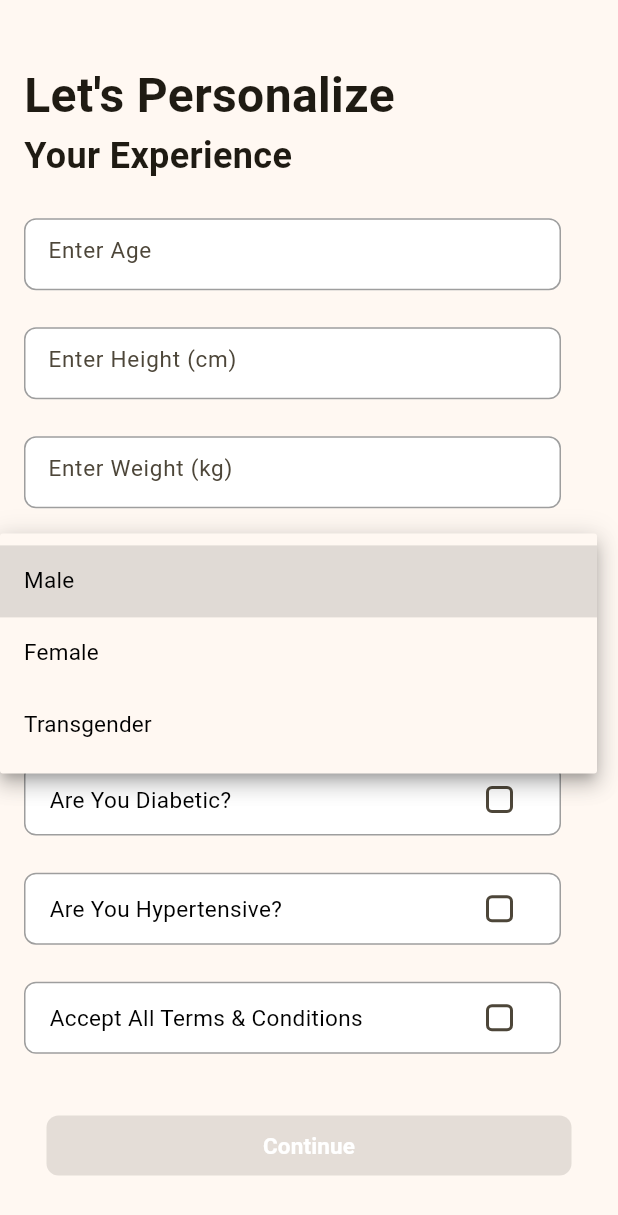
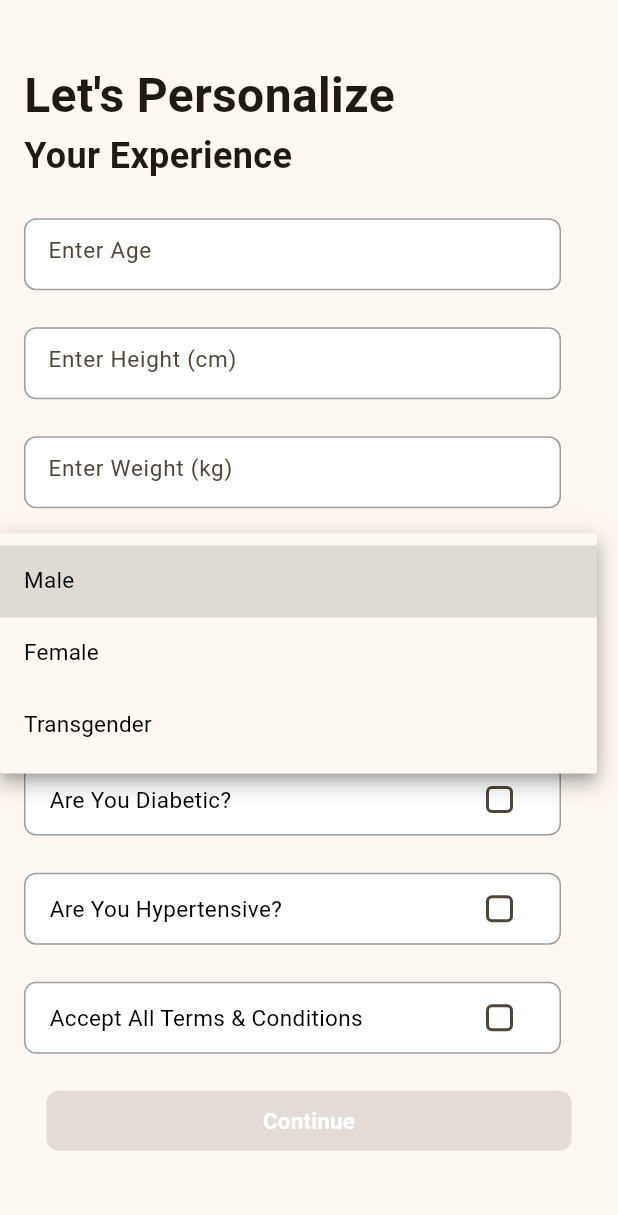
Before and after one commit to sayyam134/nutriscan, a Flutter app: the screen it shows once a user with an empty profile is signed in, after a tap on "Male", on a phone screen of 412 x 824 dp. Shown: the top 1215 px of the screen. Run offline on Flutter 3.47's test engine with Material 3 defaults, Android fonts, the phone set to English and light mode, and no system bars; our stand-ins replace cloud_firestore, firebase_auth, firebase_core, get, google_fonts, google_sign_in and 1 more; accounts and stored records are empty; network calls fail.

```diff
--- a/lib/AUTH/login.dart
+++ b/lib/AUTH/login.dart
@@ -19,11 +19,16 @@ class _LoginState extends State<Login> {
   TextEditingController _pass = TextEditingController();
 
   bool _obscureText = true;
+  bool _isLoading = false; // Add this
 
   _login() async {
     if (_validate()) {
+      setState(() {
+        _isLoading = true; // Start loading
+      });
       try {
-        await FirebaseAuth.instance.signInWithEmailAndPassword(email: _email.text, password: _pass.text);
+        await FirebaseAuth.instance.signInWithEmailAndPassword(
+            email: _email.text, password: _pass.text);
         Get.snackbar(
           "Success",
           "Logged in successfully!",
@@ -33,7 +38,6 @@ class _LoginState extends State<Login> {
           backgroundColor: Colors.green,
           colorText: Colors.white,
         );
-
       } catch (e) {
         Get.snackbar(
           "Error",
@@ -44,15 +48,21 @@ class _LoginState extends State<Login> {
           backgroundColor: Colors.red,
           colorText: Colors.white,
         );
+      } finally {
+        setState(() {
+          _isLoading = false; // Stop loading
+        });
       }
     }
   }
 
   _google_login() async {
+    setState(() {
+      if (mounted) _isLoading = true; // Ensure widget is mounted
+    });
     try {
       final GoogleSignInAccount? googleUser = await GoogleSignIn().signIn();
-      final GoogleSignInAuthentication? googleAuth =
-      await googleUser?.authentication;
+      final GoogleSignInAuthentication? googleAuth = await googleUser?.authentication;
 
       final credential = GoogleAuthProvider.credential(
         accessToken: googleAuth?.accessToken,
@@ -60,10 +70,9 @@ class _LoginState extends State<Login> {
       );
 
       await FirebaseAuth.instance.signInWithCredential(credential);
-      try {
       User? user = FirebaseAuth.instance.currentUser;
       var res = await FirebaseFirestore.instance.collection('users').doc(user?.uid).get();
-        if(!res.exists){
+      if (!res.exists) {
         await FirebaseFirestore.instance.collection('users').doc(user?.uid).set({
           'name': user?.displayName,
           'email': user?.email,
@@ -71,19 +80,7 @@ class _LoginState extends State<Login> {
         });
       }
     } catch (e) {
-        Get.snackbar(
-          'Log In Failed',
-          e.toString(),
-          snackPosition: SnackPosition.BOTTOM,
-          duration: const Duration(seconds: 2),
-          backgroundColor: Colors.red,
-          colorText: Colors.white,
-          margin: const EdgeInsets.only(left: 20, right: 20, bottom: 20),
-        );
-      }
-    } catch (e) {
-      // Handle Google sign-in errors
-      print(e.toString());
+      if (mounted) {
         Get.snackbar(
           'Error',
           'Google Sign-In failed',
@@ -93,6 +90,13 @@ class _LoginState extends State<Login> {
           colorText: Colors.white,
           margin: const EdgeInsets.only(left: 20, right: 20, bottom: 20),
         );
+      }
+    } finally {
+      if (mounted) {
+        setState(() {
+          _isLoading = false; // Stop loading if mounted
+        });
+      }
     }
   }
 
@@ -129,7 +133,9 @@ class _LoginState extends State<Login> {
 
     return Scaffold(
       backgroundColor: const Color(0xFFFFF7EE),
-      body: Padding(
+      body: Stack(
+        children: [
+          Padding(
             padding: const EdgeInsets.all(20.0),
             child: SingleChildScrollView(
               child: Column(
@@ -140,8 +146,8 @@ class _LoginState extends State<Login> {
                   ),
                   Image.asset(
                     'assets/images/logo.png',
-                height: 244, // Set height to 244 pixels
-                width: 244, // Set width to 244 pixels
+                    height: 244,
+                    width: 244,
                     fit: BoxFit.cover,
                   ),
                   const SizedBox(
@@ -161,30 +167,30 @@ class _LoginState extends State<Login> {
                         height: (MediaQuery.of(context).size.height / 100) * 2.5,
                       ),
                       SizedBox(
-                    width: 358, // Set width
-                    height: 48, // Set height
+                        width: 358,
+                        height: 48,
                         child: TextField(
                           controller: _email,
                           decoration: InputDecoration(
-                        hintText: 'Email', // Placeholder text
+                            hintText: 'Email',
                             filled: true,
-                        fillColor: Colors.white, // Inner color
+                            fillColor: Colors.white,
                             enabledBorder: OutlineInputBorder(
                               borderSide: BorderSide(
                                   color: Colors.grey,
-                              width: 1), // Initial border color
-                          borderRadius: BorderRadius.circular(8), // Optional: for rounded corners
+                                  width: 1),
+                              borderRadius: BorderRadius.circular(8),
                             ),
                             focusedBorder: OutlineInputBorder(
                               borderSide: BorderSide(
-                              color: Colors.black, width: 1), // Border on click
+                                  color: Colors.black, width: 1),
                               borderRadius: BorderRadius.circular(8),
                             ),
                           ),
                           style: GoogleFonts.roboto(
-                        fontSize: 15, // Font size
-                        color: Colors.black, // Text color
-                        fontWeight: FontWeight.w400, // Regular weight
+                            fontSize: 15,
+                            color: Colors.black,
+                            fontWeight: FontWeight.w400,
                           ),
                         ),
                       ),
@@ -192,43 +198,43 @@ class _LoginState extends State<Login> {
                         height: (MediaQuery.of(context).size.height / 100) * 1.8,
                       ),
                       SizedBox(
-                    width: 358, // Set width
-                    height: 48, // Set height
+                        width: 358,
+                        height: 48,
                         child: TextField(
                           controller: _pass,
-                      obscureText: _obscureText, // Hide or show password
+                          obscureText: _obscureText,
                           decoration: InputDecoration(
-                        hintText: 'Password', // Placeholder text
+                            hintText: 'Password',
                             filled: true,
-                        fillColor: Colors.white, // Inner color
+                            fillColor: Colors.white,
                             enabledBorder: OutlineInputBorder(
                               borderSide: BorderSide(
                                   color: Colors.grey,
-                              width: 1), // Initial border color
-                          borderRadius: BorderRadius.circular(8), // Optional rounded corners
+                                  width: 1),
+                              borderRadius: BorderRadius.circular(8),
                             ),
                             focusedBorder: OutlineInputBorder(
                               borderSide: BorderSide(
-                              color: Colors.black, width: 1), // Border on click
+                                  color: Colors.black, width: 1),
                               borderRadius: BorderRadius.circular(8),
                             ),
                             suffixIcon: IconButton(
                               icon: Icon(
                                 _obscureText
                                     ? Icons.visibility
-                                : Icons.visibility_off, // Show or hide password icon
+                                    : Icons.visibility_off,
                               ),
                               onPressed: () {
                                 setState(() {
-                              _obscureText = !_obscureText; // Toggle the obscure text
+                                  _obscureText = !_obscureText;
                                 });
                               },
                             ),
                           ),
                           style: GoogleFonts.roboto(
-                        fontSize: 15, // Font size
-                        color: Colors.black, // Text color
-                        fontWeight: FontWeight.w400, // Regular weight
+                            fontSize: 15,
+                            color: Colors.black,
+                            fontWeight: FontWeight.w400,
                           ),
                         ),
                       ),
@@ -239,9 +245,9 @@ class _LoginState extends State<Login> {
                           child: Text(
                             "Forget Password?",
                             style: GoogleFonts.poppins(
-                          fontSize: 14, // Font size
-                          color: Color(0xFF007AFF), // Text color in hexadecimal
-                          fontWeight: FontWeight.w400, // Regular weight
+                              fontSize: 14,
+                              color: Color(0xFF007AFF),
+                              fontWeight: FontWeight.w400,
                             ),
                           ),
                         ),
@@ -249,22 +255,22 @@ class _LoginState extends State<Login> {
                       Align(
                         alignment: Alignment.center,
                         child: SizedBox(
-                      width: 350, // Set button width
-                      height: 40, // Set button height
+                          width: 350,
+                          height: 40,
                           child: ElevatedButton(
                             onPressed: _login,
                             style: ElevatedButton.styleFrom(
-                          backgroundColor: Color(0xFF007AFF), // Button background color (007AFF)
+                              backgroundColor: Color(0xFF007AFF),
                               shape: RoundedRectangleBorder(
-                            borderRadius: BorderRadius.circular(8), // Optional: for rounded corners
+                                borderRadius: BorderRadius.circular(8),
                               ),
                             ),
                             child: Text(
                               'Sign in',
                               style: GoogleFonts.roboto(
-                            fontSize: 15, // Font size
-                            color: Colors.white, // Text color
-                            fontWeight: FontWeight.bold, // Font weight
+                                fontSize: 15,
+                                color: Colors.white,
+                                fontWeight: FontWeight.bold,
                               ),
                             ),
                           ),
@@ -283,30 +289,30 @@ class _LoginState extends State<Login> {
                       Align(
                         alignment: Alignment.center,
                         child: SizedBox(
-                      width: 350, // Set button width
-                      height: 40, // Set button height
+                          width: 350,
+                          height: 40,
                           child: ElevatedButton(
                             onPressed: _google_login,
                             style: ElevatedButton.styleFrom(
-                          backgroundColor: Color(0xFF333333), // Button background color (#333333)
+                              backgroundColor: Color(0xFF333333),
                               shape: RoundedRectangleBorder(
-                            borderRadius: BorderRadius.circular(8), // Optional: for rounded corners
+                                borderRadius: BorderRadius.circular(8),
                               ),
                             ),
                             child: Row(
                               mainAxisAlignment: MainAxisAlignment.center,
                               children: [
                                 Image.asset(
-                              'assets/images/google.webp', // Google logo
-                              height: 28, // Adjust the size of the logo
+                                  'assets/images/google.webp',
+                                  height: 28,
                                 ),
-                            SizedBox(width: 8), // Space between logo and text
+                                SizedBox(width: 8),
                                 Text(
                                   'Sign in with Google',
-                              style: GoogleFonts.poppins(
-                                fontSize: 12, // Font size
-                                color: Colors.white, // Text color
-                                fontWeight: FontWeight.w400, // Regular weight
+                                  style: GoogleFonts.roboto(
+                                    fontSize: 15,
+                                    color: Colors.white,
+                                    fontWeight: FontWeight.w400,
                                   ),
                                 ),
                               ],
@@ -314,27 +320,34 @@ class _LoginState extends State<Login> {
                           ),
                         ),
                       ),
-                  Row(
-                    mainAxisAlignment: MainAxisAlignment.center,
+                      SizedBox(
+                        height: (MediaQuery.of(context).size.height / 100) * 2,
+                      ),
+                      Align(
+                        alignment: Alignment.center,
+                        child: TextButton(
+                          onPressed: () => Get.to(Signup()),
+                          child: RichText(
+                            text: TextSpan(
                               children: [
-                      Text(
-                        "Don’t have an account?",
+                                TextSpan(
+                                  text: "Don't have an account? ",
                                   style: GoogleFonts.poppins(
-                          fontSize: 12, // Font size
-                          color: Colors.black, // Text color
-                          fontWeight: FontWeight.w400, // Regular weight
+                                    fontSize: 15,
+                                    fontWeight: FontWeight.w400,
+                                    color: Colors.black,
                                   ),
                                 ),
-                      TextButton(
-                        onPressed: () {
-                          Get.to(Signup());
-                        },
-                        child: Text(
-                          "Sign up",
+                                TextSpan(
+                                  text: "Sign up",
                                   style: GoogleFonts.poppins(
-                            fontSize: 12, // Font size
-                            color: Color(0xFF007AFF), // Text color
-                            fontWeight: FontWeight.w400, // Regular weight
+                                    fontSize: 15,
+                                    fontWeight: FontWeight.w400,
+                                    color: Color(0xFF007AFF),
+                                  ),
+                                ),
+                              ],
+                            ),
                           ),
                         ),
                       ),
@@ -342,9 +355,13 @@ class _LoginState extends State<Login> {
                   ),
                 ],
               ),
-            ],
             ),
           ),
+          if (_isLoading) // Show progress indicator if loading
+            Center(
+              child: CircularProgressIndicator(),
+            ),
+        ],
       ),
     );
   }
--- a/lib/AUTH/userDetails.dart
+++ b/lib/AUTH/userDetails.dart
@@ -3,7 +3,7 @@ import 'package:flutter/material.dart';
 import 'package:cloud_firestore/cloud_firestore.dart';
 import 'package:get/get.dart';
 import 'package:google_fonts/google_fonts.dart';
-
+import 'package:nutriscan/MODEL/calculations.dart';
 import 'wrapper.dart';
 
 class PersonalizeScreen extends StatefulWidget {
@@ -12,8 +12,14 @@ class PersonalizeScreen extends StatefulWidget {
 }
 
 class _PersonalizeScreenState extends State<PersonalizeScreen> {
-  String _gender = 'Male';
-  String _activityLevel = 'Moderate';
+  final Calculations calculations = Calculations();
+  final FirebaseAuth _auth = FirebaseAuth.instance;
+  final FirebaseFirestore _firestore = FirebaseFirestore.instance;
+
+  String _selectedGender = 'Male';
+  int _gender = 1;
+  String? _selectedActivity = 'Moderate';
+  double? _activityLevel = 1.76;
   bool _isDiabetic = false;
   bool _isHypertensive = false;
   bool _acceptTerms = false;
@@ -21,16 +27,28 @@ class _PersonalizeScreenState extends State<PersonalizeScreen> {
   final TextEditingController _heightController = TextEditingController();
   final TextEditingController _weightController = TextEditingController();
 
+  final Map<String, double> activityLevels = {
+    'Bed Ridden': 1.2,
+    'Sedentary Lifestyle': 1.53,
+    'Moderate': 1.76,
+    'Heavy': 2.25,
+  };
+
+  final Map<String, int> _genders = {
+    'Male': 1,
+    'Female': 2,
+    'Transgender': 3,
+  };
+
   // Firestore function to save user data
   Future<void> _saveData() async {
     if (_ageController.text.isEmpty ||
-        _ageController.text=='0' ||
+        _ageController.text == '0' ||
         _heightController.text.isEmpty ||
-        _heightController.text=='0' ||
+        _heightController.text == '0' ||
         _weightController.text.isEmpty ||
-        _weightController.text=='0'
-    ) {
-      print(_ageController.text=='0');
+        _weightController.text == '0') {
+      print(_ageController.text == '0');
       _showSnackbar('Warning', 'Please fill in all fields Correctly');
       return;
     }
@@ -41,8 +59,8 @@ class _PersonalizeScreenState extends State<PersonalizeScreen> {
     }
 
     try {
-      User? user = FirebaseAuth.instance.currentUser;
-      await FirebaseFirestore.instance.collection('users').doc(user?.uid).update({
+      User? user = _auth.currentUser;
+      await _firestore.collection('users').doc(user?.uid).update({
         'age': int.parse(_ageController.text),
         'height': double.parse(_heightController.text),
         'weight': double.parse(_weightController.text),
@@ -52,16 +70,17 @@ class _PersonalizeScreenState extends State<PersonalizeScreen> {
         'isHypertensive': _isHypertensive,
         'acceptTerms': _acceptTerms,
       });
-
       _showSnackbar('Success', 'Data saved successfully', Colors.green);
-      Get.offAll(Wrapper());
+      Get.offAll(() => Wrapper());
     } catch (e) {
-      _showSnackbar('Error', 'Failed to save data', Colors.red);
+      print(e.toString());
+      _showSnackbar('Error','Failed to save data', Colors.red);
     }
   }
 
   // Helper function to show GetX Snackbar
-  void _showSnackbar(String title, String message, [Color backgroundColor = Colors.orange]) {
+  void _showSnackbar(String title, String message,
+      [Color backgroundColor = Colors.orange]) {
     Get.snackbar(
       title,
       message,
@@ -103,30 +122,35 @@ class _PersonalizeScreenState extends State<PersonalizeScreen> {
                 ],
               ),
               SizedBox(height: (MediaQuery.of(context).size.height / 100) * 3),
-              _buildTextField(_ageController, 'Enter Age', TextInputType.number),
+              _buildTextField(
+                  _ageController, 'Enter Age', TextInputType.number),
               SizedBox(height: (MediaQuery.of(context).size.height / 100) * 3),
-              _buildTextField(_heightController, 'Enter Height (cm)', TextInputType.number),
+              _buildTextField(
+                  _heightController, 'Enter Height (cm)', TextInputType.number),
               SizedBox(height: (MediaQuery.of(context).size.height / 100) * 3),
-              _buildTextField(_weightController, 'Enter Weight (kg)', TextInputType.number),
+              _buildTextField(
+                  _weightController, 'Enter Weight (kg)', TextInputType.number),
               SizedBox(height: (MediaQuery.of(context).size.height / 100) * 3),
               _buildDropdown(
-                _gender,
-                ['Male', 'Female', 'Transgender'],
+                _selectedGender,
+                _genders.keys.toList(),
                 'Choose Gender',
                 (value) {
                   setState(() {
-                    _gender = value!;
+                    _selectedGender = value!;
+                    _gender = _genders[value]!;
                   });
                 },
               ),
               SizedBox(height: (MediaQuery.of(context).size.height / 100) * 3),
               _buildDropdown(
-                _activityLevel,
-                ['Bed Ridden', 'Sedentary Lifestyle', 'Moderate', 'Heavy'],
+                _selectedActivity,
+                activityLevels.keys.toList(),
                 'Choose Activity Level',
                 (value) {
                   setState(() {
-                    _activityLevel = value!;
+                    _selectedActivity = value!;
+                    _activityLevel = activityLevels[value]!;
                   });
                 },
               ),
@@ -160,7 +184,7 @@ class _PersonalizeScreenState extends State<PersonalizeScreen> {
                   });
                 },
               ),
-              SizedBox(height: (MediaQuery.of(context).size.height / 100) * 5),
+              SizedBox(height: (MediaQuery.of(context).size.height / 100) * 3),
               Align(
                 alignment: Alignment.center,
                 child: SizedBox(
@@ -192,7 +216,8 @@ class _PersonalizeScreenState extends State<PersonalizeScreen> {
     );
   }
 
-  Widget _buildTextField(TextEditingController controller, String hint, TextInputType keyBoard) {
+  Widget _buildTextField(
+      TextEditingController controller, String hint, TextInputType keyBoard) {
     return SizedBox(
       width: 358,
       height: 48,
@@ -221,7 +246,8 @@ class _PersonalizeScreenState extends State<PersonalizeScreen> {
     );
   }
 
-  Widget _buildDropdown<T>(T value, List<T> items, String hint, ValueChanged<T?> onChanged) {
+  Widget _buildDropdown<T>(
+      T value, List<T> items, String hint, ValueChanged<T?> onChanged) {
     return SizedBox(
       width: 358,
       height: 48,
@@ -263,13 +289,15 @@ class _PersonalizeScreenState extends State<PersonalizeScreen> {
     );
   }
 
-  Widget _buildCheckbox(String label, bool value, ValueChanged<bool?> onChanged) {
+  Widget _buildCheckbox(
+      String label, bool value, ValueChanged<bool?> onChanged) {
     return SizedBox(
       width: 358,
       height: 48,
       child: InkWell(
         onTap: () {
-          onChanged(!value); // Tapping on the entire container toggles the checkbox
+          onChanged(
+              !value); // Tapping on the entire container toggles the checkbox
         },
         child: Container(
           decoration: BoxDecoration(
```
Also changed, not shown: lib/MODEL/calculations.dart (added, +100 -0 lines), lib/homepage.dart (+18 -4 lines). Lines whose indentation alone changed are shown as unchanged.
